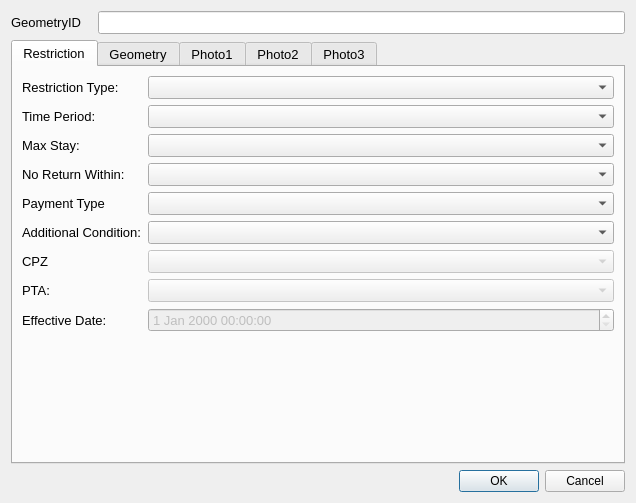
This is ui/restrictionBayDetails_dialog_base2_qt5.ui in tlh22/TOMs as Qt 5 draws it before an edit. The edited form follows.
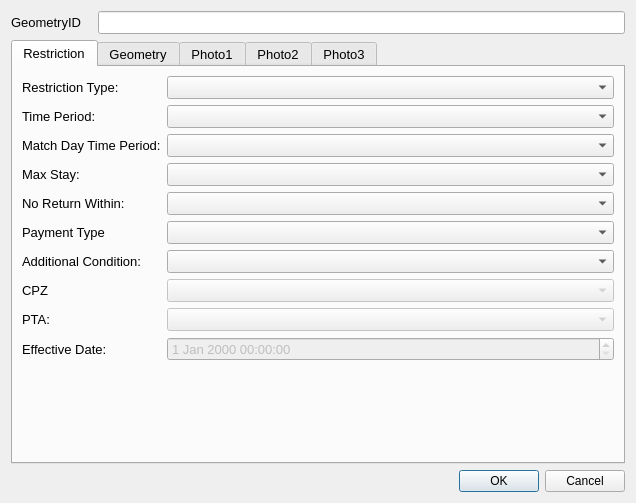
This is the edited form. Custom widgets are drawn as their Qt base class.

Commit message:
Accepting Match Day
Need to add label details ...

The edit to the form file:
```diff
--- a/ui/restrictionBayDetails_dialog_base2_qt5.ui
+++ b/ui/restrictionBayDetails_dialog_base2_qt5.ui
@@ -161,7 +161,7 @@
          <item row="1" column="1">
           <widget class="QComboBox" name="TimePeriodID"/>
          </item>
-         <item row="2" column="0">
+         <item row="3" column="0">
           <widget class="QLabel" name="lbl_MaxStay">
            <property name="minimumSize">
             <size>
@@ -179,10 +179,10 @@
            </property>
           </widget>
          </item>
-         <item row="2" column="1">
+         <item row="3" column="1">
           <widget class="QComboBox" name="MaxStayID"/>
          </item>
-         <item row="3" column="0">
+         <item row="4" column="0">
           <widget class="QLabel" name="lbl_NoReturn">
            <property name="minimumSize">
             <size>
@@ -200,10 +200,10 @@
            </property>
           </widget>
          </item>
-         <item row="3" column="1">
+         <item row="4" column="1">
           <widget class="QComboBox" name="NoReturnID"/>
          </item>
-         <item row="4" column="0">
+         <item row="5" column="0">
           <widget class="QLabel" name="lbl_PaymentType">
            <property name="minimumSize">
             <size>
@@ -221,14 +221,14 @@
            </property>
           </widget>
          </item>
-         <item row="4" column="1">
+         <item row="5" column="1">
           <widget class="QComboBox" name="PayTypeID">
            <property name="currentIndex">
             <number>-1</number>
            </property>
           </widget>
          </item>
-         <item row="7" column="1">
+         <item row="8" column="1">
           <widget class="QComboBox" name="ParkingTariffArea">
            <property name="enabled">
             <bool>false</bool>
@@ -238,14 +238,14 @@
            </property>
           </widget>
          </item>
-         <item row="5" column="1">
+         <item row="6" column="1">
           <widget class="QComboBox" name="AdditionalConditionID">
            <property name="currentIndex">
             <number>-1</number>
            </property>
           </widget>
          </item>
-         <item row="5" column="0">
+         <item row="6" column="0">
           <widget class="QLabel" name="lbl_PaymentType_2">
            <property name="minimumSize">
             <size>
@@ -263,41 +263,51 @@
            </property>
           </widget>
          </item>
-         <item row="7" column="0">
+         <item row="8" column="0">
           <widget class="QLabel" name="label_7">
            <property name="text">
             <string>PTA:</string>
            </property>
           </widget>
          </item>
-         <item row="11" column="0">
+         <item row="12" column="0">
           <widget class="QLabel" name="lbl_OpenDate">
            <property name="text">
             <string>Effective Date:</string>
            </property>
           </widget>
          </item>
-         <item row="6" column="0">
+         <item row="7" column="0">
           <widget class="QLabel" name="lbl_CPZ">
            <property name="text">
             <string>CPZ</string>
            </property>
           </widget>
          </item>
-         <item row="6" column="1">
+         <item row="7" column="1">
           <widget class="QComboBox" name="CPZ">
            <property name="enabled">
             <bool>false</bool>
            </property>
           </widget>
          </item>
-         <item row="11" column="1">
+         <item row="12" column="1">
           <widget class="QgsDateTimeEdit" name="OpenDate">
            <property name="enabled">
             <bool>false</bool>
            </property>
           </widget>
          </item>
+         <item row="2" column="0">
+          <widget class="QLabel" name="label_3">
+           <property name="text">
+            <string>Match Day Time Period:</string>
+           </property>
+          </widget>
+         </item>
+         <item row="2" column="1">
+          <widget class="QComboBox" name="MatchDayTimePeriodID"/>
+         </item>
         </layout>
        </widget>
        <widget class="QWidget" name="geometryTab">
```
The commit also changes 13 other files.
